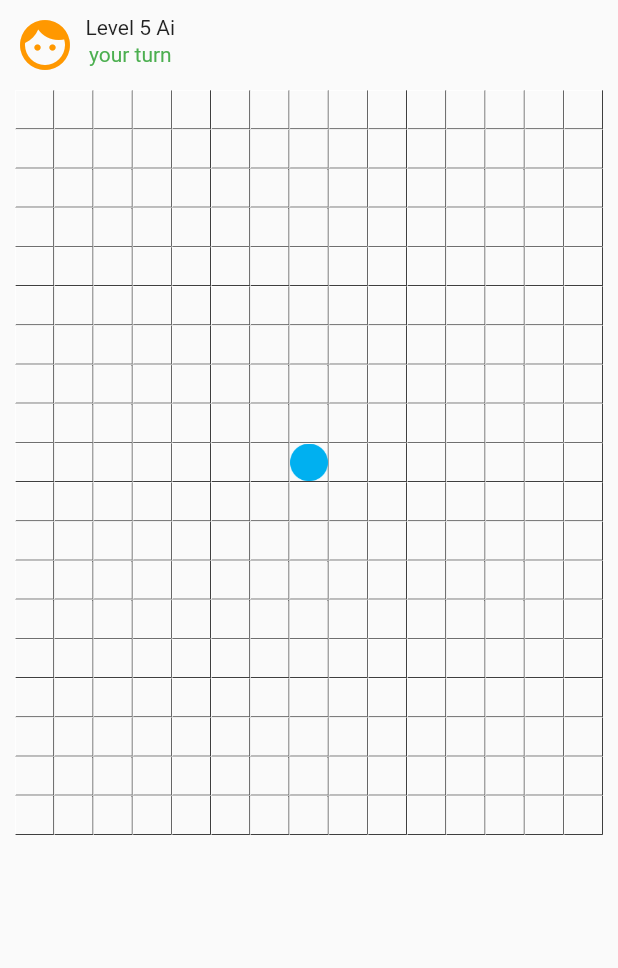
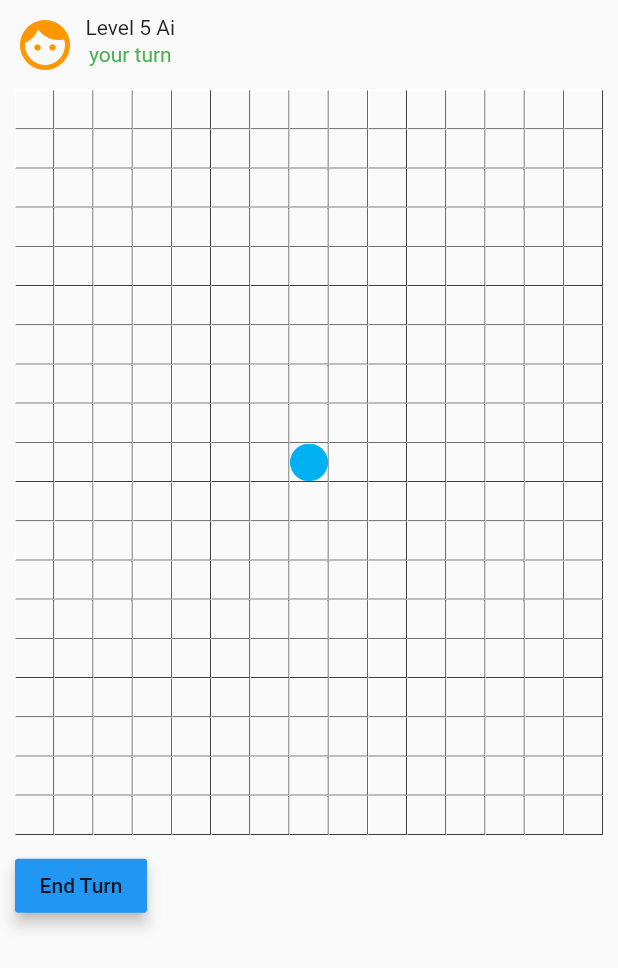
Before and after one commit to Doshy-Org/Phutball, a Flutter app: the screen it shows after launch, on a phone screen of 412 x 824 dp. Shown: the top 968 px of the screen. Run offline on Flutter 3.47's test engine with Material 2 defaults, Android fonts, the phone set to English and light mode, and no system bars.

Commit message:
select ball, end turn

```diff
--- a/phutball-flutter/lib/main.dart
+++ b/phutball-flutter/lib/main.dart
@@ -21,7 +21,6 @@ class MyApp extends StatelessWidget {
 enum ImageType{
   player,
   ball,
-  grid,
   select,
 }
 
@@ -43,6 +42,8 @@ class Board {
   int prevBrow;
   int prevBcol;
   List<List<int>> board;
+  // if the ball is in hand
+
   Board(int r, int c)
   {
     inHand = false;
@@ -76,20 +77,20 @@ class Board {
       return true;
     return false;
   }
-  bool setDot(int r, int c)
+  void setDot(int r, int c)
   {
     board[r][c] = 1;
   }
-  bool setBall(int r, int c)
+  void setBall(int r, int c)
   {
     board[r][c] = 2;
     this.inHand = false;
   }
-  bool clear(int r, int c)
+  void clear(int r, int c)
   {
     board[r][c] = 0;
   }
-  bool getBall(int r, int c)
+  void getBall(int r, int c)
   {
     this.inHand = true;
     prevBrow = r;
@@ -102,12 +103,11 @@ class Board {
 }
 
 class _MyHomePageState extends State<MyHomePage> {
-
-
   // List<List<BoardSquare>> board; //board xd
   static int rowCount = 19;
   static int columnCount = 15;
   Board board;
+  bool turn;
 
   @override
   void initState() {
@@ -168,6 +168,9 @@ class _MyHomePageState extends State<MyHomePage> {
               if(board.isDot(rowNumber,columnNumber)){  //draw the image into each square
                 image = getImage(ImageType.player);
               }
+              else if(board.isBall(rowNumber,columnNumber) &&  board.inHand == true ){  //ball selected
+                image = getImage(ImageType.select);
+              }
               else if(board.isBall(rowNumber,columnNumber)){
                 image = getImage(ImageType.ball);
               }
@@ -179,7 +182,7 @@ class _MyHomePageState extends State<MyHomePage> {
                 // draw square
                   onTap: () { //glitchy and needs to be fixed //update square
                   //bruh wtf is this long line
-                  if(board.hasBall() && !board.isBall(rowNumber,columnNumber) && !board.isDot(rowNumber,columnNumber) && (rowNumber == board.prevBrow || columnNumber == board.prevBcol || (columnNumber-board.prevBcol).abs() == (rowNumber-board.prevBrow).abs())) //jump part 2
+                   /* if(board.hasBall() && !board.isBall(rowNumber,columnNumber) && !board.isDot(rowNumber,columnNumber) && (rowNumber == board.prevBrow || columnNumber == board.prevBcol || (columnNumber-board.prevBcol).abs() == (rowNumber-board.prevBrow).abs())) //jump part 2
                     {
                       setState(() {
                         // board.setBall(rowNumber,columnNumber);
@@ -213,6 +216,28 @@ class _MyHomePageState extends State<MyHomePage> {
                         board.clear(rowNumber,columnNumber);
                       });
                       board.getBall(rowNumber,columnNumber);
+                    }*/
+
+                    if(board.isBall(rowNumber,columnNumber) && board.inHand == false){ //select ball
+                      print("work");
+                      setState(() {
+                        board.inHand = true;
+                      });
+                    }
+                    else if((board.isBall(rowNumber,columnNumber) || board.isDot(rowNumber, columnNumber /*|| is not valid */)) && board.inHand == true){ //select ball
+                      setState(() {
+                        board.inHand = false;
+                      });
+                    }
+                   /* else if(){ //if ball selected and valid move , move ball selected  = false
+                      setState(){
+                        //move ball
+                        board.isHand = false;
+                      }*/
+                    else{
+                      setState(() {
+                        board.setDot(rowNumber,columnNumber);
+                      });
                     }
                   },
 
@@ -231,7 +256,27 @@ class _MyHomePageState extends State<MyHomePage> {
               );
             },
             itemCount: rowCount * columnCount,
-      )
+         ),
+          Container( //top bar oponent info or whatever
+            padding: const EdgeInsets.all(10.0),
+
+            width: double.infinity,
+            child: Row(
+              crossAxisAlignment: CrossAxisAlignment.start,
+              children: <Widget>[
+                new RaisedButton(
+                  child: const Text('End Turn'),
+                  color: Theme.of(context).accentColor,
+                  elevation: 4.0,
+                  splashColor: Colors.blueGrey,
+                  onPressed: () {
+                    // end turn
+                  },
+                ),
+
+              ],
+            ),
+          ),
         ]
       ),
     );
```
Lines whose indentation alone changed are shown as unchanged.
